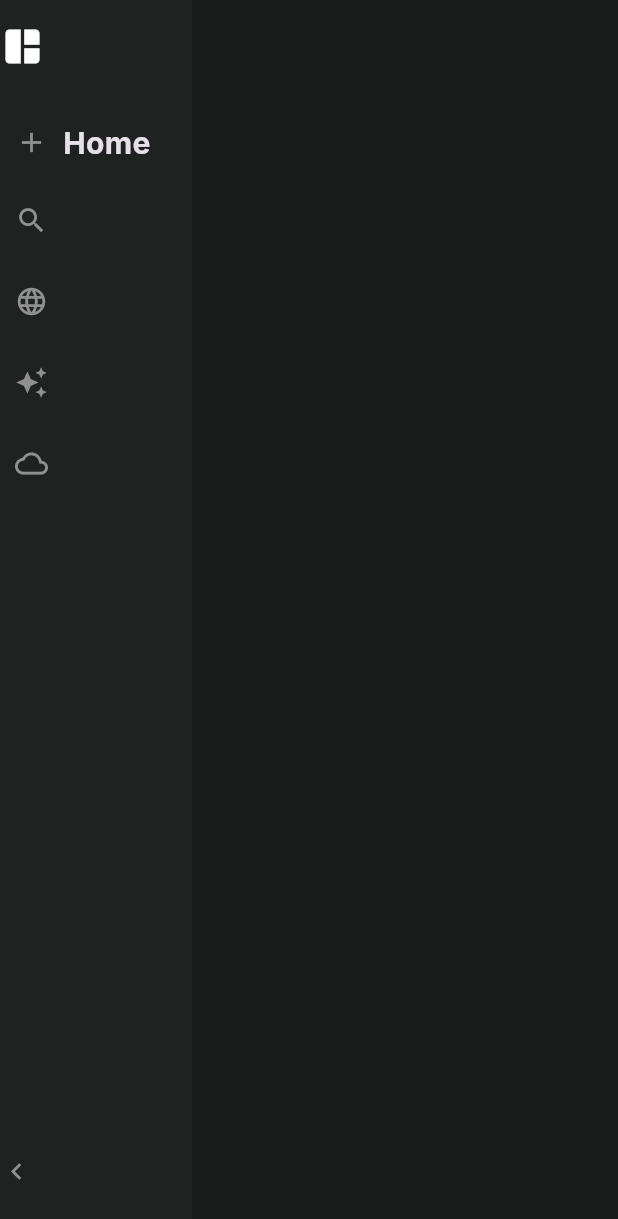
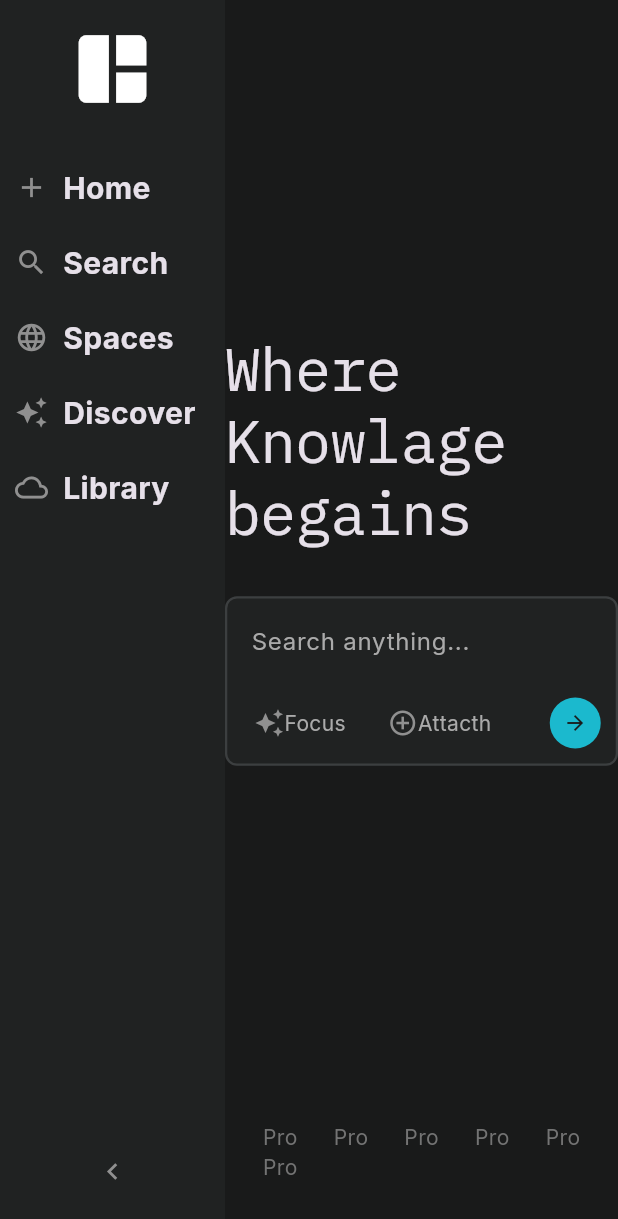
Before and after one commit to daspranay918/perplexity_clone, a Flutter app: the screen it shows after launch, after a tap on the "keyboard arrow right" icon, on a phone screen of 412 x 824 dp. Shown: the top 1219 px of the screen. Run offline on Flutter 3.47's test engine with Material 3 defaults, Android fonts, the phone set to English and light mode, and no system bars; our stand-ins replace google_fonts.

Commit message:
search  bar and fotter added

```diff
--- a/lib/pages/home_page.dart
+++ b/lib/pages/home_page.dart
@@ -1,4 +1,6 @@
 import 'package:flutter/material.dart';
+import 'package:perplexity_clone/theme/colors.dart';
+import 'package:perplexity_clone/widgets/search_section.dart';
 import 'package:perplexity_clone/widgets/side_bar.dart';
 
 class HomePage extends StatelessWidget {
@@ -7,19 +9,89 @@ class HomePage extends StatelessWidget {
   @override
   Widget build(BuildContext context) {
     return Scaffold(
-      body:Row(
+      body: Row(
         children: [
           //side navbar
           SideBar(),
-          Column(
-            children: [
-          //searchbar section
-          //footer
-            ],
-            )
-
+          Expanded(
+            child: Column(
+              children: [
+                //searchbar section
+                Expanded(child: SearchSection()),
+                //footer
+                Container(
+                  padding: EdgeInsets.symmetric(vertical: 16),
+                  child: Wrap(
+                    children: [
+                      Padding(
+                        padding: EdgeInsetsGeometry.symmetric(horizontal: 12),
+                        child: Text(
+                          "Pro",
+                          style: TextStyle(
+                            fontSize: 14,
+                            color: AppColors.footerGrey,
+                          ),
+                        ),
+                      ),
+                      Padding(
+                        padding: EdgeInsetsGeometry.symmetric(horizontal: 12),
+                        child: Text(
+                          "Pro",
+                          style: TextStyle(
+                            fontSize: 14,
+                            color: AppColors.footerGrey,
+                          ),
+                        ),
+                      ),
+                      Padding(
+                        padding: EdgeInsetsGeometry.symmetric(horizontal: 12),
+                        child: Text(
+                          "Pro",
+                          style: TextStyle(
+                            fontSize: 14,
+                            color: AppColors.footerGrey,
+                          ),
+                        ),
+                      ),
+                      Padding(
+                        padding: EdgeInsetsGeometry.symmetric(horizontal: 12),
+                        child: Text(
+                          "Pro",
+                          style: TextStyle(
+                            fontSize: 14,
+                            color: AppColors.footerGrey,
+                          ),
+                        ),
+                      ),
+                      Padding(
+                        padding: EdgeInsetsGeometry.symmetric(horizontal: 12),
+                        child: Text(
+                          "Pro",
+                          style: TextStyle(
+                            fontSize: 14,
+                            color: AppColors.footerGrey,
+                          ),
+                        ),
+                      ),
+                      Padding(
+                        padding: EdgeInsetsGeometry.symmetric(horizontal: 12),
+                        child: Text(
+                          "Pro",
+                          style: TextStyle(
+                            fontSize: 14,
+                            color: AppColors.footerGrey,
+                          ),
+                        ),
+                      ),
+                    ],
+                  ),
+                ),
+                Container(height: 20),
+              ],
+            ),
+          ),
         ],
-      )
+      ),
     );
   }
 }
--- /dev/null
+++ b/lib/widgets/search_bar_button.dart
@@ -0,0 +1,44 @@
+import 'package:flutter/material.dart';
+import 'package:perplexity_clone/theme/colors.dart';
+
+class SearchBarButton extends StatefulWidget {
+  final IconData icon;
+  final String text;
+  const SearchBarButton({super.key, required this.icon, required this.text});
+
+  @override
+  State<SearchBarButton> createState() => _SearchBarButtonState();
+}
+
+class _SearchBarButtonState extends State<SearchBarButton> {
+  bool isHovered = false;
+  @override
+  Widget build(BuildContext context) {
+    return MouseRegion(
+      onEnter: (event) {
+        setState(() {
+          isHovered =true;
+        });
+      },
+      onExit: (event){
+        setState(() {
+          isHovered = false;
+        });
+      },
+      child: Container(
+        padding: EdgeInsets.symmetric(horizontal: 8, vertical: 4),
+        decoration: BoxDecoration(
+          borderRadius: BorderRadius.circular(6),
+          color: isHovered ? AppColors.proButton: Colors.transparent,
+        ),
+        child: Row(
+          children: [
+            Icon(widget.icon, color: AppColors.iconGrey, size: 20),
+            const SizedBox(height: 8),
+            Text(widget.text, style: TextStyle(color: AppColors.textGrey)),
+          ],
+        ),
+      ),
+    );
+  }
+}
--- /dev/null
+++ b/lib/widgets/search_section.dart
@@ -0,0 +1,73 @@
+import 'package:flutter/material.dart';
+import 'package:google_fonts/google_fonts.dart';
+import 'package:perplexity_clone/theme/colors.dart';
+import 'package:perplexity_clone/widgets/search_bar_button.dart';
+
+class SearchSection extends StatelessWidget {
+  const SearchSection({super.key});
+
+  @override
+  Widget build(BuildContext context) {
+    return Column(
+      mainAxisAlignment: MainAxisAlignment.center,
+      children: [
+        Text("Where Knowlage begains", style: GoogleFonts.ibmPlexMono(
+          fontSize: 40,
+          fontWeight:FontWeight.w400,
+          height: 1.2,
+          letterSpacing: -0.5,
+        )),
+        const SizedBox(height: 32,),
+        Container(
+          width: 700,
+          decoration: BoxDecoration(
+            color: AppColors.searchBar,
+            borderRadius: BorderRadius.circular(8),
+            border: Border.all(
+              color: AppColors.searchBarBorder,
+              width: 1.5,
+            )
+          ),
+          child: Column(
+            children: [
+              Padding(
+                padding: const EdgeInsets.all(16),
+                child: TextField(
+                  decoration: InputDecoration(
+                    hintText: 'Search anything...',
+                    hintStyle: TextStyle(
+                      color: AppColors.textGrey,
+                      fontSize: 16,
+                    ),
+                    border: InputBorder.none,
+                    isDense: true,
+                    contentPadding: EdgeInsets.zero,
+                  ),
+                ),
+              ),
+              Padding(
+                padding: const EdgeInsets.all(10.0),
+                child: Row(
+                  children: [
+                    SearchBarButton(icon: Icons.auto_awesome, text: 'Focus',),
+                    const SizedBox(width: 12),
+                    SearchBarButton(icon: Icons.add_circle_outline, text: 'Attacth',),
+                    const Spacer(),
+                    Container(
+                      padding: EdgeInsets.all(9),
+                      decoration: BoxDecoration(
+                        color: AppColors.submitButton,
+                        borderRadius: BorderRadius.circular(30),
+                      ),
+                      child: const Icon(Icons.arrow_forward, color: AppColors.background,size: 16,),
+                    )
+                  ],
+                ),
+              )
+            ],
+          ),
+        ),
+      ],
+    );
+  }
+}
--- a/lib/widgets/side_bar.dart
+++ b/lib/widgets/side_bar.dart
@@ -14,47 +14,53 @@ class _SideBarState extends State<SideBar> {
   @override
   Widget build(BuildContext context) {
     return AnimatedContainer(
-      width: isCollapsed ? 64 : 128,
+      width: isCollapsed ? 64 : 150,
       color: AppColors.sideNav,
       duration: const Duration(milliseconds: 100),
+      child: Column(
+        children: [
+          const SizedBox(height: 16),
+          Icon(
+            Icons.auto_awesome_mosaic,
+            color: AppColors.whiteColor,
+            size: isCollapsed ? 30 :60,
+          ),
+          Expanded(
             child: Column(
               crossAxisAlignment: isCollapsed
                   ? CrossAxisAlignment.center
                   : CrossAxisAlignment.start,
               children: [
-          const SizedBox(height: 16),
-          Icon(
-            Icons.auto_awesome_mosaic,
-            color: AppColors.whiteColor,
-            size: 30,
+                const SizedBox(height: 24),
+                SideBarButton(
+                  isCollapsed: isCollapsed,
+                  icon: Icons.add,
+                  text: "Home",
                 ),
-          const SizedBox(height: 24),
-          SideBarButton(isCollapsed: isCollapsed, icon: Icons.add, text: "Home"),
-          Container(
-            margin: EdgeInsets.symmetric(vertical: 16, horizontal: 10),
-            child: Icon(Icons.search, color: AppColors.iconGrey, size: 22),
+                SideBarButton(
+                  isCollapsed: isCollapsed,
+                  icon: Icons.search,
+                  text: "Search",
                 ),
-          Container(
-            margin: EdgeInsets.symmetric(vertical: 16, horizontal: 10),
-            child: Icon(Icons.language, color: AppColors.iconGrey, size: 22),
+                SideBarButton(
+                  isCollapsed: isCollapsed,
+                  icon: Icons.language,
+                  text: "Spaces",
                 ),
-          Container(
-            margin: EdgeInsets.symmetric(vertical: 16, horizontal: 10),
-            child: Icon(
-              Icons.auto_awesome,
-              color: AppColors.iconGrey,
-              size: 22,
+                SideBarButton(
+                  isCollapsed: isCollapsed,
+                  icon: Icons.auto_awesome,
+                  text: "Discover",
+                ),
+                SideBarButton(
+                  isCollapsed: isCollapsed,
+                  icon: Icons.cloud_outlined,
+                  text: "Library",
+                ),
+                const Spacer(),
+              ],
             ),
           ),
-          Container(
-            margin: EdgeInsets.symmetric(vertical: 16, horizontal: 10),
-            child: Icon(
-              Icons.cloud_outlined,
-              color: AppColors.iconGrey,
-              size: 22,
-            ),
-          ),
-          const Spacer(),
           GestureDetector(
                   onTap: () {
                     setState(() {
```
Lines whose indentation alone changed are shown as unchanged.
